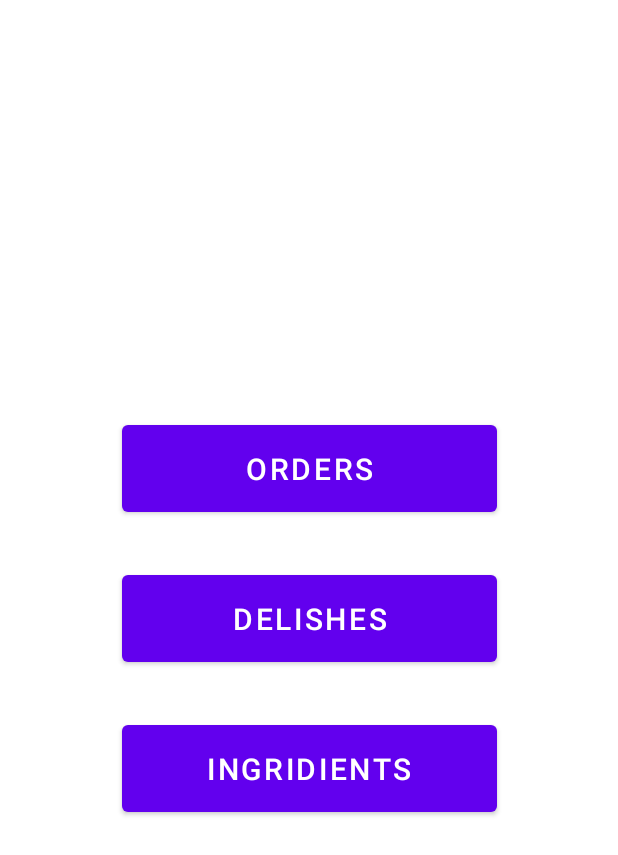
After one commit to Stikerok/CoffeePOS, an Android app: the MainMenu screen opened through its navigation route, on a phone screen of 412 x 824 dp. The commit adds this screen. Shown: the top 855 px of the screen. Run offline under Robolectric (Android 15) with nearby library versions, the phone set to English and light mode, and no system bars; our stand-ins replace Firebase (no records; nobody signed in at launch, a user with empty details on screens opened directly), navigation-ui; 6 statements that could not run were skipped.

Commit message:
create Order

```diff
--- a/app/src/main/java/com/hfad/coffeepos/presentation/main/ui/MainFragment.kt
+++ b/app/src/main/java/com/hfad/coffeepos/presentation/main/ui/MainFragment.kt
@@ -28,8 +28,8 @@ class MainFragment : Fragment() {
     override fun onStart() {
         super.onStart()
         val currentUser = auth.currentUser
-        if (currentUser == null) {
-            findNavController().navigate(R.id.loginFragment)
+        if (currentUser != null) {
+            findNavController().navigate(R.id.orderForm)
         }
     }
 
--- /dev/null
+++ b/app/src/main/java/com/hfad/coffeepos/presentation/main/ui/MainMenu.kt
@@ -0,0 +1,31 @@
+package com.hfad.coffeepos.presentation.main.ui
+
+import android.os.Bundle
+import android.view.LayoutInflater
+import android.view.View
+import android.view.ViewGroup
+import android.widget.Button
+import androidx.fragment.app.Fragment
+import androidx.navigation.fragment.findNavController
+import com.hfad.coffeepos.R
+
+class MainMenu: Fragment() {
+
+    override fun onCreateView(
+            inflater: LayoutInflater, container: ViewGroup?,
+            savedInstanceState: Bundle?
+    ): View? {
+        return inflater.inflate(R.layout.main_menu, container, false)
+
+    }
+
+
+    override fun onViewCreated(view: View, savedInstanceState: Bundle?) {
+        super.onViewCreated(view, savedInstanceState)
+
+        view.findViewById<Button>(R.id.orderButton).setOnClickListener {
+
+        }
+
+    }
+}
--- /dev/null
+++ b/app/src/main/java/com/hfad/coffeepos/presentation/main/ui/OrderForm.kt
@@ -0,0 +1,50 @@
+package com.hfad.coffeepos.presentation.main.ui
+
+import android.os.Bundle
+import android.util.Log
+import androidx.fragment.app.Fragment
+import android.view.LayoutInflater
+import android.view.View
+import android.view.ViewGroup
+import androidx.lifecycle.Observer
+import androidx.recyclerview.widget.LinearLayoutManager
+import com.hfad.coffeepos.databinding.OrderFormBinding
+import com.hfad.coffeepos.presentation.main.adapter.OrderAdapter
+import com.hfad.coffeepos.presentation.main.viewmodel.MainViewModel
+import org.koin.android.viewmodel.ext.android.viewModel
+
+
+class OrderForm : Fragment() {
+
+    private val viewModel: MainViewModel by viewModel()
+    private var _binding: OrderFormBinding? = null
+    private val binding get() = _binding!!
+    private val orderAdapter = OrderAdapter(listOf())
+
+    override fun onCreateView(
+        inflater: LayoutInflater, container: ViewGroup?,
+        savedInstanceState: Bundle?
+    ): View? {
+        _binding = OrderFormBinding.inflate(inflater, container, false)
+        val view = binding.root
+        return view
+
+    }
+
+
+    override fun onViewCreated(view: View, savedInstanceState: Bundle?) {
+        super.onViewCreated(view, savedInstanceState)
+        binding.orderRecycler.layoutManager = LinearLayoutManager(requireContext())
+        binding.orderRecycler.adapter = orderAdapter
+        viewModel.getDishes().observe(viewLifecycleOwner, Observer {
+            orderAdapter.setData(it)
+        })
+        binding.orderButton.setOnClickListener {
+            val dishes = orderAdapter.getOrder()
+            dishes.forEach {
+
+                Log.d("TAG",it.name.toString())
+            }
+        }
+    }
+}
--- /dev/null
+++ b/app/src/main/res/drawable/ic_baseline_add_circle_outline_24.xml
@@ -0,0 +1,5 @@
+<vector android:height="24dp" android:tint="#C62121"
+    android:viewportHeight="24" android:viewportWidth="24"
+    android:width="24dp" xmlns:android="http://schemas.android.com/apk/res/android">
+    <path android:fillColor="@android:color/white" android:pathData="M13,7h-2v4L7,11v2h4v4h2v-4h4v-2h-4L13,7zM12,2C6.48,2 2,6.48 2,12s4.48,10 10,10 10,-4.48 10,-10S17.52,2 12,2zM12,20c-4.41,0 -8,-3.59 -8,-8s3.59,-8 8,-8 8,3.59 8,8 -3.59,8 -8,8z"/>
+</vector>
--- /dev/null
+++ b/app/src/main/res/drawable/ic_baseline_remove_circle_outline_24.xml
@@ -0,0 +1,5 @@
+<vector android:height="24dp" android:tint="#C62121"
+    android:viewportHeight="24" android:viewportWidth="24"
+    android:width="24dp" xmlns:android="http://schemas.android.com/apk/res/android">
+    <path android:fillColor="@android:color/white" android:pathData="M7,11v2h10v-2L7,11zM12,2C6.48,2 2,6.48 2,12s4.48,10 10,10 10,-4.48 10,-10S17.52,2 12,2zM12,20c-4.41,0 -8,-3.59 -8,-8s3.59,-8 8,-8 8,3.59 8,8 -3.59,8 -8,8z"/>
+</vector>
--- /dev/null
+++ b/app/src/main/res/layout/main_menu.xml
@@ -0,0 +1,47 @@
+<?xml version="1.0" encoding="utf-8"?>
+<androidx.constraintlayout.widget.ConstraintLayout xmlns:android="http://schemas.android.com/apk/res/android"
+    xmlns:tools="http://schemas.android.com/tools"
+    xmlns:app="http://schemas.android.com/apk/res-auto"
+    android:layout_width="match_parent"
+    android:layout_height="match_parent"
+    tools:context=".presentation.main.ui.MainMenu">
+
+
+    <Button
+        android:id="@+id/orderButton"
+        android:layout_width="250dp"
+        android:layout_height="70dp"
+        android:text="@string/orders"
+        android:textSize="20sp"
+        app:layout_constraintBottom_toTopOf="@id/dishButton"
+        app:layout_constraintEnd_toEndOf="parent"
+        app:layout_constraintStart_toStartOf="parent"
+        app:layout_constraintTop_toTopOf="parent"
+        app:layout_constraintVertical_chainStyle="packed"/>
+
+    <Button
+        android:id="@+id/dishButton"
+        android:layout_width="250dp"
+        android:layout_height="70dp"
+        android:layout_marginTop="30dp"
+        android:text="@string/dish"
+        android:textSize="20sp"
+        app:layout_constraintBottom_toTopOf="@id/ingridButton"
+        app:layout_constraintEnd_toEndOf="parent"
+        app:layout_constraintStart_toStartOf="parent"
+        app:layout_constraintTop_toBottomOf="@id/orderButton" />
+
+    <Button
+        android:id="@+id/ingridButton"
+        android:layout_width="250dp"
+        android:layout_height="70dp"
+        android:layout_marginTop="30dp"
+        android:text="@string/ingrid"
+        android:textSize="20sp"
+        app:layout_constraintBottom_toBottomOf="parent"
+        app:layout_constraintEnd_toEndOf="parent"
+        app:layout_constraintStart_toStartOf="parent"
+        app:layout_constraintTop_toBottomOf="@id/dishButton" />
+
+
+</androidx.constraintlayout.widget.ConstraintLayout>
--- a/app/src/main/res/navigation/nav_graph.xml
+++ b/app/src/main/res/navigation/nav_graph.xml
@@ -19,5 +19,16 @@
         android:id="@+id/loginFragment"
         android:name="com.hfad.coffeepos.presentation.main.ui.LoginFragment"
         android:label="fragment_login"
-        tools:layout="@layout/fragment_login" />
+        tools:layout="@layout/fragment_login"/>
+    <fragment
+        android:id="@+id/mainMenu"
+        android:name="com.hfad.coffeepos.presentation.main.ui.MainMenu"
+        android:label="main_menu"
+        tools:layout="@layout/main_menu"/>
+
+    <fragment
+        android:id="@+id/orderForm"
+        android:name="com.hfad.coffeepos.presentation.main.ui.OrderForm"
+        android:label="order_form"
+        tools:layout="@layout/order_form"/>
 </navigation>
--- a/app/src/main/res/values/strings.xml
+++ b/app/src/main/res/values/strings.xml
@@ -8,4 +8,12 @@
     <string name="out_main_menu">Выйти</string>
     <string name="error_name_ingredient">Ингредиент с таким именем уже существует, выберите другое имя</string>
     <string name="error_name_dishes">Блюдо с таким именем уже существует, выберите другое имя</string>
+
+    <!-- main menu strings-->
+    <string name="orders">ORDERS</string>
+    <string name="dish">DELISHES</string>
+    <string name="ingrid">INGRIDIENTS</string>
+
+    <!-- order form strings-->
+    <string name="apply">APPLY</string>
 </resources>
```
Also changed, not shown: app/src/main/java/com/hfad/coffeepos/MainActivity.kt (+0 -20 lines), app/src/main/java/com/hfad/coffeepos/presentation/main/adapter/OrderAdapter.kt (added, +76 -0 lines), app/src/main/java/com/hfad/coffeepos/presentation/main/adapter/OrderCompareCallback.kt (added, +14 -0 lines), app/src/main/java/com/hfad/coffeepos/presentation/main/ui/DishDrinks.kt (added, +26 -0 lines), app/src/main/res/layout/dish_drinks.xml (added, +19 -0 lines), app/src/main/res/layout/dish_drinks_item.xml (added, +29 -0 lines), app/src/main/res/layout/main_activity.xml (+1 -10 lines), app/src/main/res/layout/order_form.xml (added, +31 -0 lines), app/src/main/res/layout/order_form_item.xml (added, +82 -0 lines), build.gradle (+5 -3 lines).
